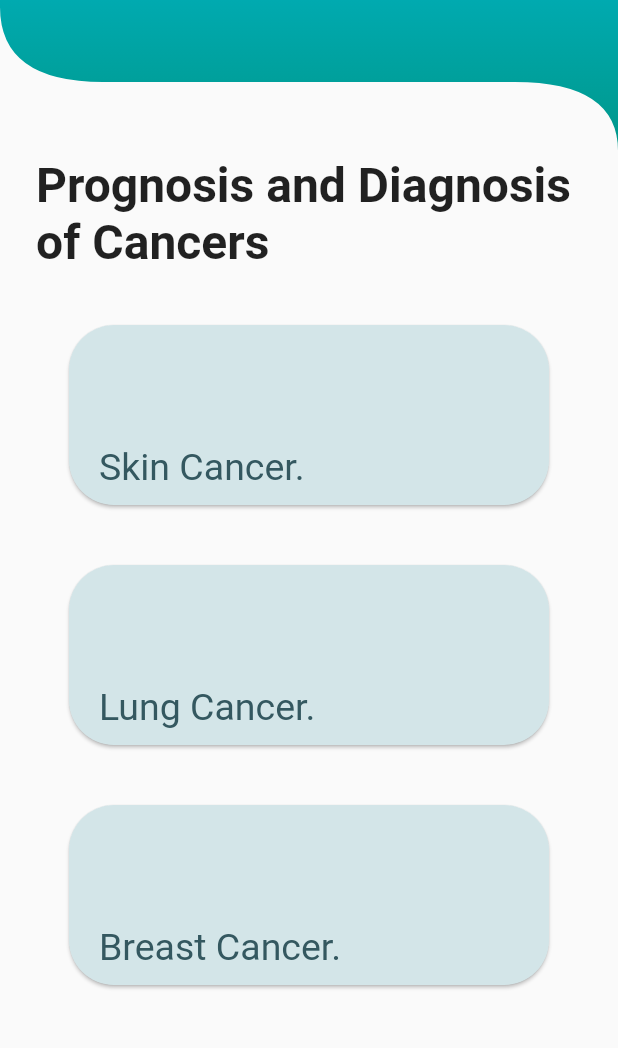
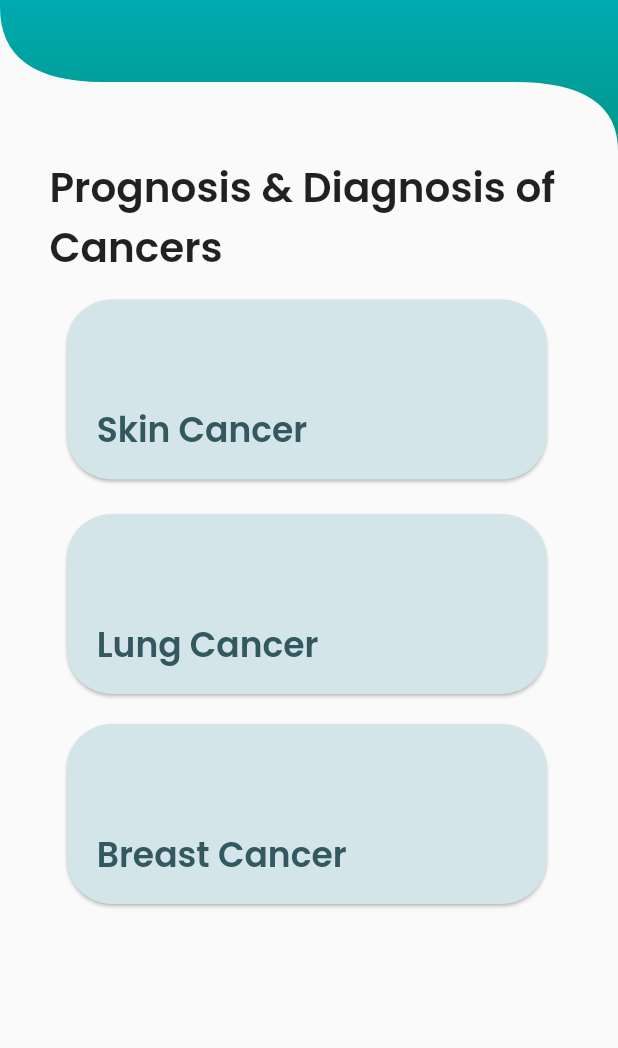
Before and after one commit to Ammar-Raneez/ONCO, a Flutter app: the MainCancerTypesScreen screen opened directly, on a phone screen of 412 x 824 dp, the part 143-1191 px from its top. Run offline on Flutter 3.47's test engine with Material 2 defaults, Android fonts, the phone set to English and light mode, and no system bars; our stand-ins replace cloud_firestore, curved_navigation_bar, dio, firebase_auth, firebase_core, google_sign_in and 2 more; accounts and stored records are empty.

Commit message:
reformatting (added font, padding,comments)
-added semi bold, also added dependancy to yaml

- adjusted padding and spacing according to design

```diff
--- a/ui/lib/components/cancer_card.dart
+++ b/ui/lib/components/cancer_card.dart
@@ -20,12 +20,13 @@ class CancerCard extends StatelessWidget {
         width: 320.0,
         height: 120.0,
         child: Padding(
-          padding: const EdgeInsets.only(top: 80.0, left: 20.0),
+          padding: const EdgeInsets.only(top: 70.0, left: 20.0),
           child: Text(
             cardTitle,
             style: TextStyle(
-              fontSize: 25.0,
+              fontSize: 23.0,
               color: Color(0xFF345860),
+              fontFamily: 'Poppins-SemiBold',
             ),
           ),
         ),
--- a/ui/lib/maneesha_testing_stuff.dart
+++ b/ui/lib/maneesha_testing_stuff.dart
@@ -1,6 +1,7 @@
 import 'package:flutter/material.dart';
 import 'package:ui/screens/mainCancer_screen.dart';
 
+// this is just a home page set to my pages to test my stuff ignore it, delete on final publish.
 
 void main() {
   runApp(MyApp());
@@ -10,10 +11,6 @@ class MyApp extends StatelessWidget {
   @override
   Widget build(BuildContext context) {
     return MaterialApp(
-        theme: ThemeData(
-          fontFamily: 'Poppins-Regular',
-        ),
-
       debugShowCheckedModeBanner: false,
       home: MainCancerTypesScreen(),
     );
--- a/ui/lib/screens/mainCancer_screen.dart
+++ b/ui/lib/screens/mainCancer_screen.dart
@@ -2,7 +2,7 @@ import 'package:flutter/material.dart';
 import 'package:ui/components/cancer_card.dart'; //imports card component
 import 'package:ui/components/custom_app_bar.dart';
 
-//TODO -  add top appbar/row and add functionality for passing colors into card. Might need to adjust padding after adding appbar
+//TODO - Add nav to bottom also add passing colors into card. Might need to adjust padding after(Appbar done only for nav)
 
 /* This is the Cancer Page that displays an appbar with a gradient and a logo, three cards that allow the user to click on a
  certain cancer and be redirected to that page and the nav at the bottom. */
@@ -24,32 +24,32 @@ class _MainCancerTypesScreenState extends State<MainCancerTypesScreen> {
         child: Container(
           padding: EdgeInsets.only(
             //* might need to change when adding top row and nav
-            left: 24.0,
-            right: 24.0,
+            left: 33.0,
+            right: 36.0,
           ),
           child: Center(
             child: Column(
               children: [
                 Text(
-                  'Prognosis and Diagnosis of Cancers',
+                  'Prognosis & Diagnosis of Cancers',
                   style: TextStyle(
-                    fontSize: 32.0,
-                    fontWeight: FontWeight.bold,
+                    fontFamily: 'Poppins-SemiBold',
+                    fontSize: 27.0,
                   ),
                 ),
                 SizedBox(
-                  height: 32,
+                  height: 11,
                 ),
-                CancerCard(cardTitle: 'Skin Cancer.'),
+                CancerCard(cardTitle: 'Skin Cancer'),
                 //generates a cancer card with text passed.
                 SizedBox(
-                  height: 32,
+                  height: 15,
                 ),
-                CancerCard(cardTitle: 'Lung Cancer.'),
+                CancerCard(cardTitle: 'Lung Cancer'),
                 SizedBox(
-                  height: 32,
+                  height: 12,
                 ),
-                CancerCard(cardTitle: 'Breast Cancer.'),
+                CancerCard(cardTitle: 'Breast Cancer'),
               ],
             ),
           ),
--- a/ui/pubspec.yaml
+++ b/ui/pubspec.yaml
@@ -40,3 +40,7 @@ flutter:
     - family: Poppins-Regular
       fonts:
         - asset: fonts/Poppins-Regular.ttf
+
+    - family: Poppins-SemiBold
+      fonts:
+        - asset: fonts/Poppins-SemiBold.ttf
```
